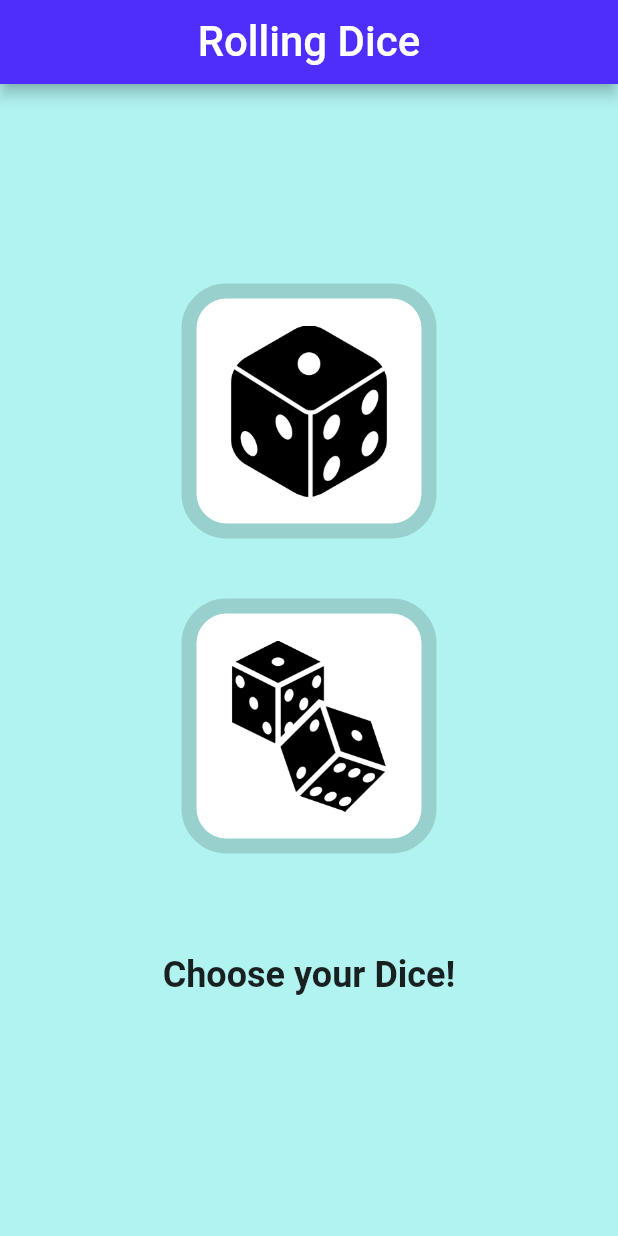
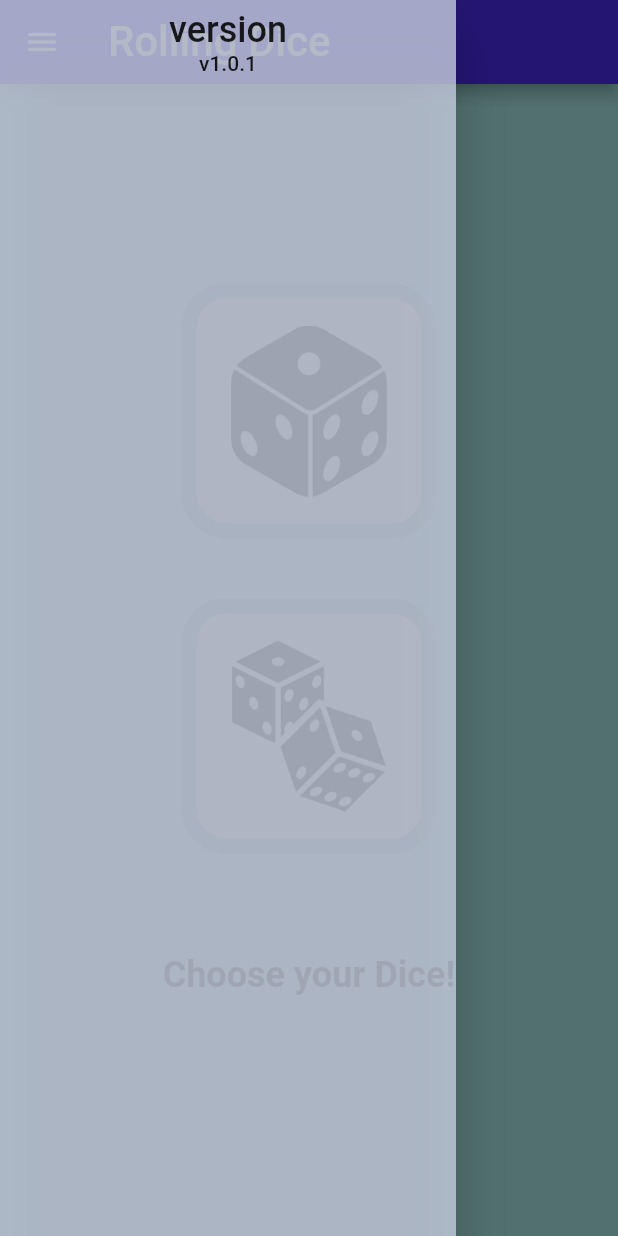
Before and after one commit to Inder-singh001/Rolling_dice_app, a Flutter app: the screen it shows after launch, with the side drawer open (before the commit the screen has no drawer), on a phone screen of 412 x 824 dp. Run offline on Flutter 3.47's test engine with Material 2 defaults, Android fonts, the phone set to English and light mode, and no system bars.

Commit message:
updated_ui

```diff
--- a/app/lib/main.dart
+++ b/app/lib/main.dart
@@ -38,12 +38,37 @@ class _MyhomepageState extends State<Myhomepage> {
   Widget build(BuildContext context) {
     return Scaffold(
       backgroundColor: Color.fromARGB(219, 163, 241, 239),
+      drawer: NavigationDrawer(
+        backgroundColor: Color.fromARGB(201, 200, 207, 225),
+        children: [
+          Center(
+            child: ListTile(
+              title: Center(
+                child: Column(
+                  children: [
+                    Text(
+                      'version',
+                      style: TextStyle(fontSize: 24),
+                    ),
+                    Text('v1.0.1')
+                  ],
+                ),
+              ),
+            ),
+          )
+        ],
+      ),
       appBar: AppBar(
         backgroundColor: Color.fromARGB(255, 79, 45, 250),
         title: Center(
-          child: Text(
-            'Rolling Dice',
-            style: TextStyle(fontSize: 28),
+          child: Row(
+            children: [
+              Column(),
+              Text(
+                'Rolling Dice',
+                style: TextStyle(fontSize: 28),
+              ),
+            ],
           ),
         ),
       ),
```
